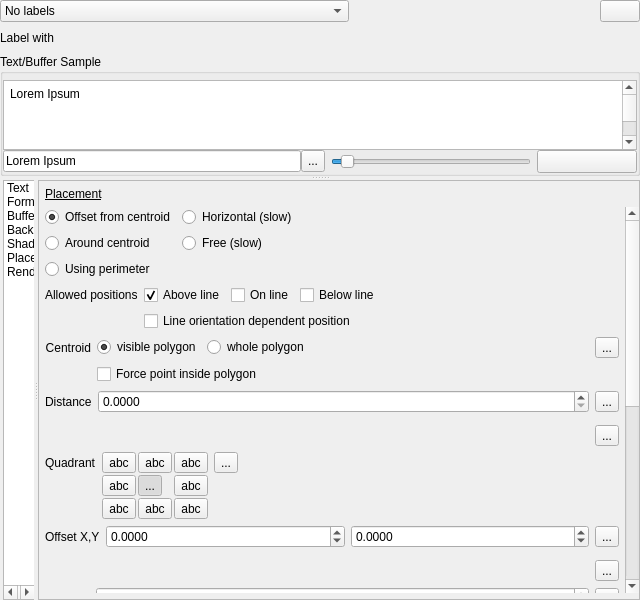
Old version of the form src/ui/qgslabelingguibase.ui in the repository qgis/QGIS.
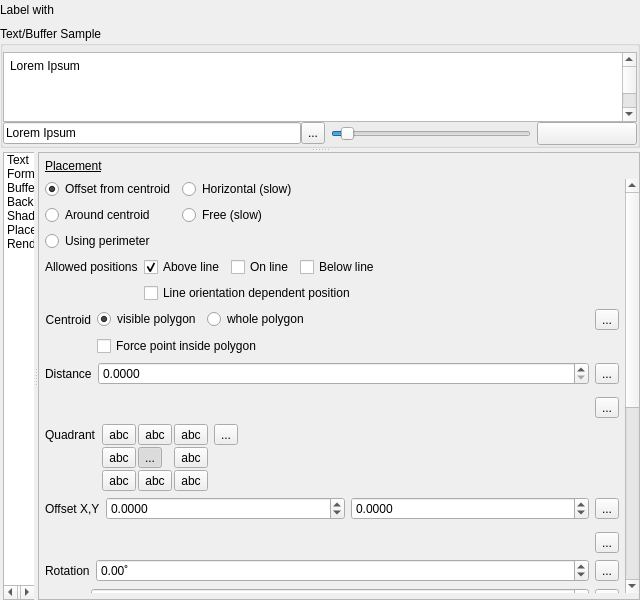
New version of the form. Icons and pictures are not drawn. Custom widgets are drawn as their Qt base class.

Patch:
```diff
--- a/src/ui/qgslabelingguibase.ui
+++ b/src/ui/qgslabelingguibase.ui
@@ -20,7 +20,10 @@
    <property name="verticalSpacing">
     <number>6</number>
    </property>
-   <item row="7" column="0">
+   <property name="margin">
+    <number>0</number>
+   </property>
+   <item row="6" column="0">
     <widget class="QFrame" name="mLabelingFrame">
      <property name="minimumSize">
       <size>
@@ -94,7 +97,7 @@
               <rect>
                <x>0</x>
                <y>0</y>
-               <width>614</width>
+               <width>613</width>
                <height>300</height>
               </rect>
              </property>
@@ -3488,9 +3491,9 @@
                      <property name="geometry">
                       <rect>
                        <x>0</x>
-                       <y>-402</y>
-                       <width>578</width>
-                       <height>829</height>
+                       <y>0</y>
+                       <width>576</width>
+                       <height>854</height>
                       </rect>
                      </property>
                      <layout class="QVBoxLayout" name="verticalLayout_11">
@@ -5635,7 +5638,7 @@
      </layout>
     </widget>
    </item>
-   <item row="6" column="0">
+   <item row="5" column="0">
     <widget class="QFrame" name="frameLabelWith">
      <layout class="QHBoxLayout" name="horizontalLayout_3">
       <property name="margin">
@@ -5683,66 +5686,6 @@
      </layout>
     </widget>
    </item>
-   <item row="2" column="0">
-    <layout class="QHBoxLayout" name="horizontalLayout_8">
-     <item>
-      <widget class="QComboBox" name="mLabelModeComboBox">
-       <item>
-        <property name="text">
-         <string>No labels</string>
-        </property>
-       </item>
-       <item>
-        <property name="text">
-         <string>Show labels for this layer</string>
-        </property>
-        <property name="icon">
-         <iconset resource="../../images/images.qrc">
-          <normaloff>:/images/themes/default/propertyicons/labels.svg</normaloff>:/images/themes/default/propertyicons/labels.svg</iconset>
-        </property>
-       </item>
-       <item>
-        <property name="text">
-         <string>Discourage other labels from covering features in this layer</string>
-        </property>
-       </item>
-      </widget>
-     </item>
-     <item>
-      <spacer name="horizontalSpacer_5">
-       <property name="orientation">
-        <enum>Qt::Horizontal</enum>
-       </property>
-       <property name="sizeHint" stdset="0">
-        <size>
-         <width>12</width>
-         <height>20</height>
-        </size>
-       </property>
-      </spacer>
-     </item>
-     <item>
-      <widget class="QPushButton" name="btnEngineSettings">
-       <property name="enabled">
-        <bool>true</bool>
-       </property>
-       <property name="toolTip">
-        <string>Automated placement settings (apply to all layers)</string>
-       </property>
-       <property name="icon">
-        <iconset resource="../../images/images.qrc">
-         <normaloff>:/images/themes/default/mIconAutoPlacementSettings.svg</normaloff>:/images/themes/default/mIconAutoPlacementSettings.svg</iconset>
-       </property>
-       <property name="iconSize">
-        <size>
-         <width>24</width>
-         <height>16</height>
-        </size>
-       </property>
-      </widget>
-     </item>
-    </layout>
-   </item>
   </layout>
  </widget>
  <layoutdefault spacing="6" margin="11"/>
```
Left out of the diff: 57 changed lines with no effect on the pictures.
